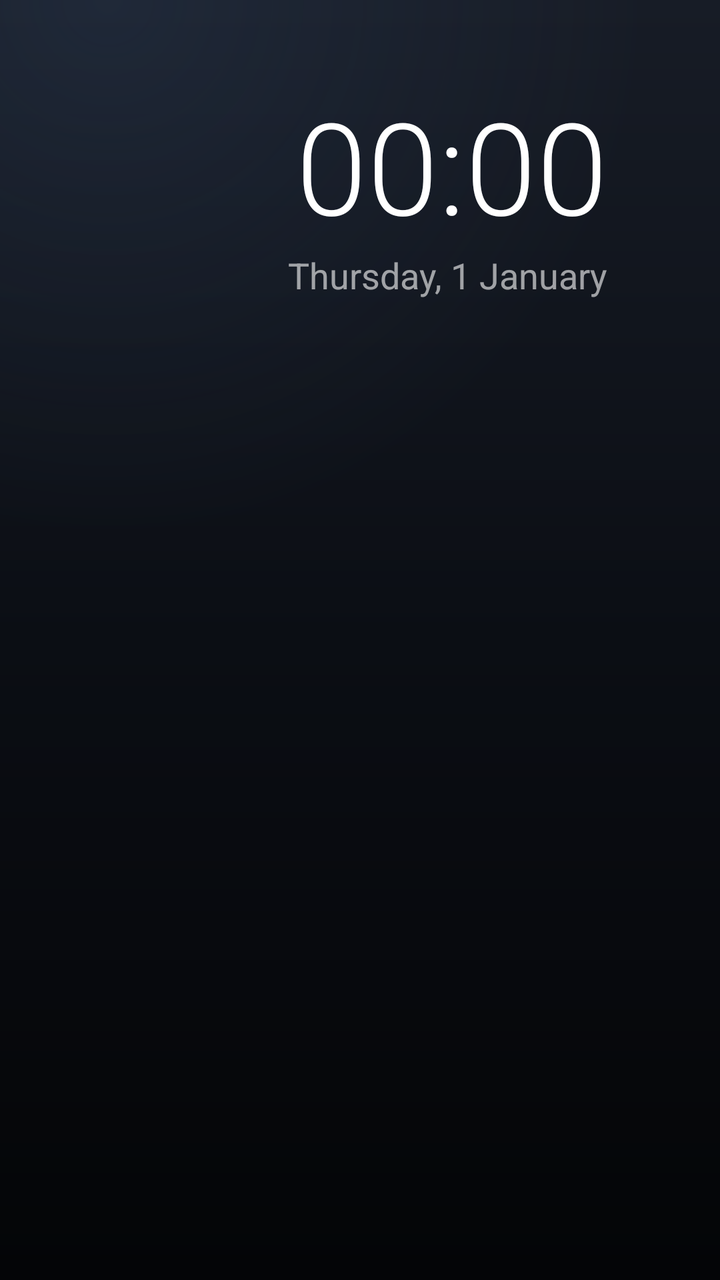
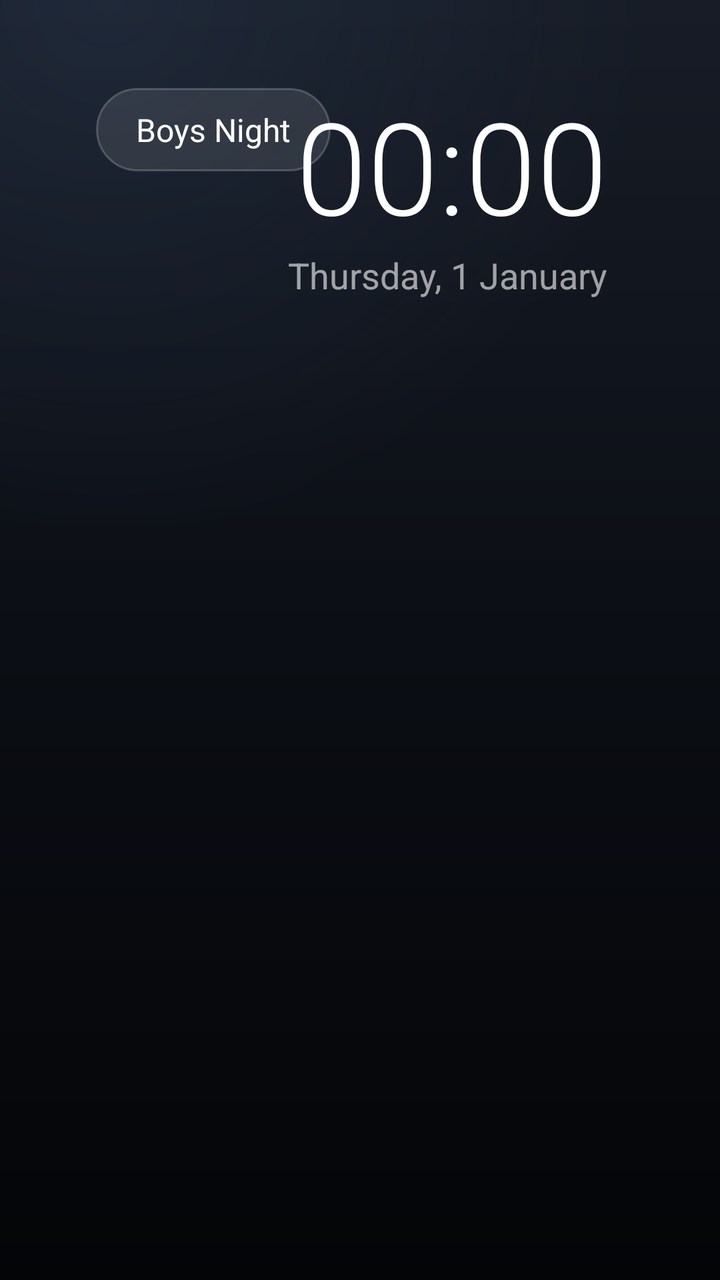

Before-and-after screenshots of an Android layout around one commit, followed by the original layout XML and the change that was made.
<!-- AndroidManifest.xml: application theme HomeTheme -->
<!-- res/layout/activity_main.xml -->
<?xml version="1.0" encoding="utf-8"?>
<FrameLayout xmlns:android="http://schemas.android.com/apk/res/android"
    android:layout_width="match_parent"
    android:layout_height="match_parent"
    android:clipChildren="false">

    <LinearLayout
        android:layout_width="wrap_content"
        android:layout_height="wrap_content"
        android:layout_gravity="top|end"
        android:layout_marginTop="40dp"
        android:layout_marginEnd="56dp"
        android:gravity="end"
        android:orientation="vertical">

        <TextClock
            android:layout_width="wrap_content"
            android:layout_height="wrap_content"
            android:fontFamily="sans-serif-light"
            android:format12Hour="HH:mm"
            android:format24Hour="HH:mm"
            android:textColor="#FFFFFFFF"
            android:textSize="64sp" />

        <TextClock
            android:layout_width="wrap_content"
            android:layout_height="wrap_content"
            android:fontFamily="sans-serif"
            android:format12Hour="EEEE, d MMMM"
            android:format24Hour="EEEE, d MMMM"
            android:textColor="#99FFFFFF"
            android:textSize="18sp" />
    </LinearLayout>

    <HorizontalScrollView
        android:layout_width="wrap_content"
        android:layout_height="wrap_content"
        android:layout_gravity="bottom|center_horizontal"
        android:layout_marginBottom="40dp"
        android:clipChildren="false"
        android:clipToPadding="false"
        android:scrollbars="none"
        android:overScrollMode="never">

        <LinearLayout
            android:id="@+id/row"
            android:layout_width="wrap_content"
            android:layout_height="wrap_content"
            android:clipChildren="false"
            android:clipToPadding="false"
            android:orientation="horizontal"
            android:paddingStart="24dp"
            android:paddingEnd="24dp"
            android:paddingTop="20dp"
            android:paddingBottom="8dp" />
    </HorizontalScrollView>
</FrameLayout>
<!-- resources referenced by this layout -->
<resources>
  <style name="HomeTheme" parent="@android:style/Theme.DeviceDefault.NoActionBar.Fullscreen">
          <item name="android:windowBackground">@drawable/bg_gradient</item>
          <item name="android:windowShowWallpaper">false</item>
          <item name="android:windowAnimationStyle">@null</item>
      </style>
  <!-- drawable bg_gradient (drawable) -->
  <?xml version="1.0" encoding="utf-8"?>
  <layer-list xmlns:android="http://schemas.android.com/apk/res/android">
      <item>
          <shape android:shape="rectangle">
              <gradient android:angle="270" android:startColor="#FF171C26"
                  android:centerColor="#FF0B0E14" android:endColor="#FF040507" />
          </shape>
      </item>
      <item>
          <shape android:shape="rectangle">
              <gradient android:type="radial" android:gradientRadius="75%p"
                  android:centerX="0.15" android:centerY="0.0"
                  android:startColor="#33405A80" android:endColor="#00000000" />
          </shape>
      </item>
  </layer-list>
</resources>

<!-- the commit's change to res/layout/activity_main.xml (unified diff, before → after) -->
@@ -2,7 +2,42 @@
 <FrameLayout xmlns:android="http://schemas.android.com/apk/res/android"
     android:layout_width="match_parent"
     android:layout_height="match_parent"
+    android:id="@+id/root"
     android:clipChildren="false">
+
+    <TextView
+        android:id="@+id/gameOn"
+        android:layout_width="wrap_content"
+        android:layout_height="wrap_content"
+        android:layout_gravity="center"
+        android:layout_marginBottom="70dp"
+        android:fontFamily="sans-serif-black"
+        android:letterSpacing="0.12"
+        android:shadowColor="#FFFF1A1A"
+        android:shadowRadius="40"
+        android:text="GAME ON"
+        android:textColor="#FFFF2D2D"
+        android:textSize="150sp"
+        android:textStyle="italic"
+        android:visibility="gone" />
+
+    <TextView
+        android:id="@+id/nightBtn"
+        android:layout_width="wrap_content"
+        android:layout_height="wrap_content"
+        android:layout_gravity="top|start"
+        android:layout_marginStart="48dp"
+        android:layout_marginTop="44dp"
+        android:background="@drawable/pill_bg"
+        android:focusable="true"
+        android:clickable="true"
+        android:paddingStart="20dp"
+        android:paddingEnd="20dp"
+        android:paddingTop="10dp"
+        android:paddingBottom="10dp"
+        android:text="Boys Night"
+        android:textColor="#FFFFFFFF"
+        android:textSize="16sp" />
 
     <LinearLayout
         android:layout_width="wrap_content"
<!-- resource entries referenced after the edit -->
@@ -1,5 +1,11 @@
 <!-- resources referenced by this layout -->
 <resources>
+  <!-- drawable pill_bg (drawable) -->
+  <?xml version="1.0" encoding="utf-8"?>
+  <selector xmlns:android="http://schemas.android.com/apk/res/android">
+      <item android:state_focused="true"><shape><corners android:radius="999dp" /><solid android:color="#40FFFFFF" /><stroke android:width="2dp" android:color="#FFFFFFFF" /></shape></item>
+      <item><shape><corners android:radius="999dp" /><solid android:color="#1AFFFFFF" /><stroke android:width="1dp" android:color="#33FFFFFF" /></shape></item>
+  </selector>
   <style name="HomeTheme" parent="@android:style/Theme.DeviceDefault.NoActionBar.Fullscreen">
           <item name="android:windowBackground">@drawable/bg_gradient</item>
           <item name="android:windowShowWallpaper">false</item>
